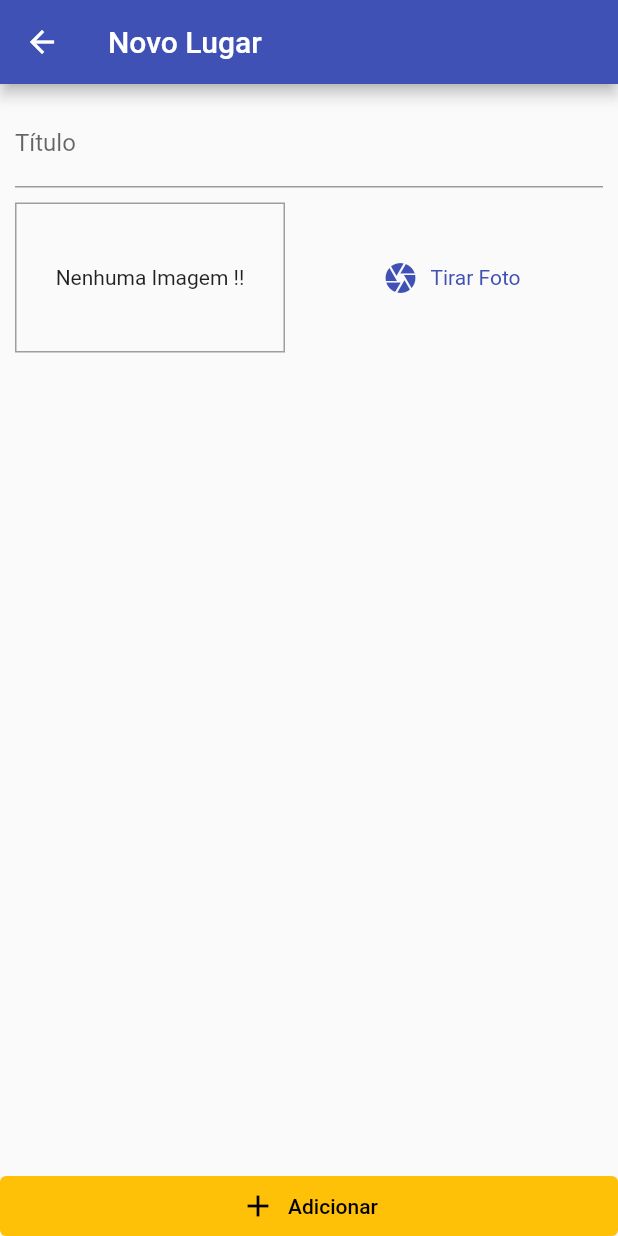
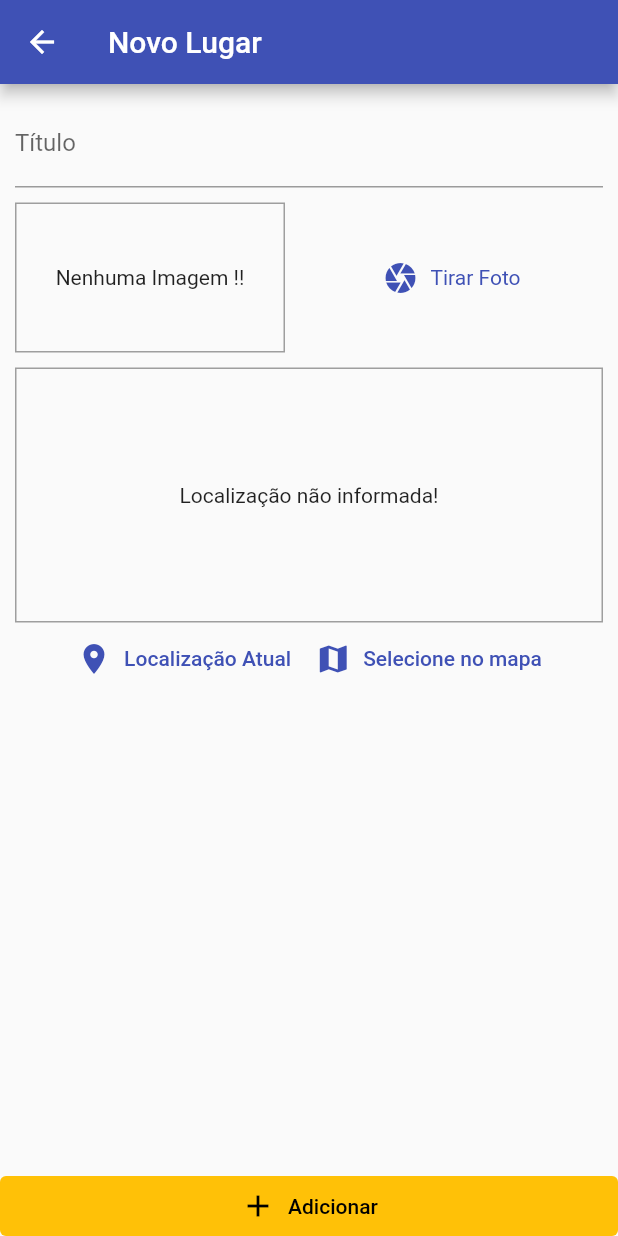
Before and after one commit to guijordan/curso_flutter, a Flutter app: the PlaceFormScreen screen opened by its route, on a phone screen of 412 x 824 dp. Run offline on Flutter 3.47's test engine with Material 2 defaults, Android fonts, the phone set to English and light mode, and no system bars; our stand-ins replace image_picker, location, shared_preferences, sqflite; accounts and stored records are empty.

Commit message:
Uso da biblioteca location disponível em flutter.dev Essa bibloteca serve para obter as localizações do dispositivo.
Criação de um widget personalizado chamado LocationInput.

```diff
--- a/great_places/lib/screens/place_form_screen.dart
+++ b/great_places/lib/screens/place_form_screen.dart
@@ -3,6 +3,7 @@
 import 'package:flutter/material.dart';
 import 'package:great_places/providers/great_places.dart';
 import 'package:great_places/widgets/image_input.dart';
+import 'package:great_places/widgets/location_input.dart';
 import 'package:provider/provider.dart';
 
 class PlaceFormScreen extends StatefulWidget {
@@ -57,6 +58,8 @@
                     ),
                     const SizedBox(height: 10),
                     ImageInput(_selectImage),
+                    const SizedBox(height: 10),
+                    LocationInput(),
                   ],
                 ),
               ),
--- /dev/null
+++ b/great_places/lib/widgets/location_input.dart
@@ -0,0 +1,65 @@
+import 'package:flutter/material.dart';
+import 'package:location/location.dart';
+
+class LocationInput extends StatefulWidget {
+  const LocationInput({super.key});
+
+  @override
+  State<LocationInput> createState() => _LocationInputState();
+}
+
+class _LocationInputState extends State<LocationInput> {
+  String? _previewImageUrl;
+
+  Future<void> _getCurrentUserLocation() async {
+    final locData = await Location().getLocation();
+    print(locData.latitude);
+    print(locData.longitude);
+  }
+
+  @override
+  Widget build(BuildContext context) {
+    return Column(
+      children: [
+        Container(
+          height: 170,
+          width: double.infinity,
+          alignment: Alignment.center,
+          decoration: BoxDecoration(
+              border: Border.all(
+            width: 1,
+            color: Colors.grey,
+          )),
+          child: _previewImageUrl == null
+              ? const Text('Localização não informada!')
+              : Image.network(
+                  _previewImageUrl!,
+                  fit: BoxFit.cover,
+                  width: double.infinity,
+                ),
+        ),
+        Row(
+          mainAxisAlignment: MainAxisAlignment.center,
+          children: [
+            TextButton.icon(
+              onPressed: _getCurrentUserLocation,
+              icon: const Icon(Icons.location_on),
+              label: const Text('Localização Atual'),
+              style: TextButton.styleFrom(
+                foregroundColor: Theme.of(context).colorScheme.primary,
+              ),
+            ),
+            TextButton.icon(
+              onPressed: () {},
+              icon: const Icon(Icons.map),
+              label: const Text('Selecione no mapa'),
+              style: TextButton.styleFrom(
+                foregroundColor: Theme.of(context).colorScheme.primary,
+              ),
+            ),
+          ],
+        )
+      ],
+    );
+  }
+}
--- a/great_places/pubspec.yaml
+++ b/great_places/pubspec.yaml
@@ -34,6 +34,7 @@
   path_provider: ^2.0.11
   path: 1.8.2
   sqflite: ^2.2.2
+  location: ^4.4.0
 
 
   # The following adds the Cupertino Icons font to your application.
```
Also changed, not shown: great_places/pubspec.lock, 3 other files.
